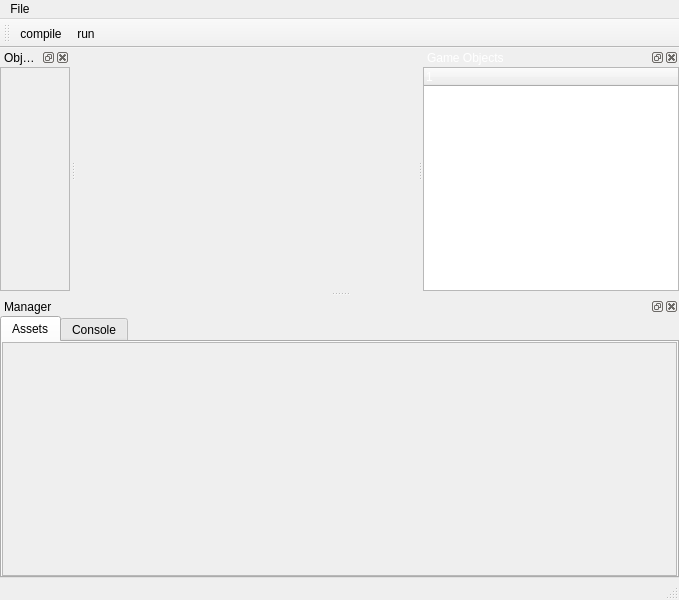
The window that gameEngineEditor/mainwindow.ui (jimlin2004/GameEngine) describes before a commit, drawn with Qt 5.
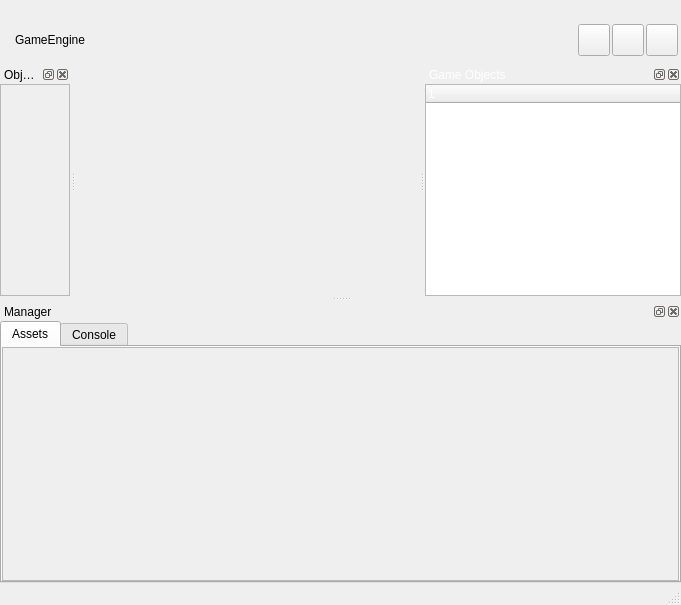
The same window after the commit. Icons and pictures are not drawn. Custom widgets are drawn as their Qt base class.

Patch:
```diff
--- a/gameEngineEditor/mainwindow.ui
+++ b/gameEngineEditor/mainwindow.ui
@@ -6,8 +6,8 @@
    <rect>
     <x>0</x>
     <y>0</y>
-    <width>679</width>
-    <height>600</height>
+    <width>681</width>
+    <height>605</height>
    </rect>
   </property>
   <property name="windowTitle">
@@ -20,7 +20,10 @@
    <property name="styleSheet">
     <string notr="true"/>
    </property>
-   <layout class="QGridLayout" name="gridLayout">
+   <layout class="QVBoxLayout" name="verticalLayout_7">
+    <property name="spacing">
+     <number>0</number>
+    </property>
     <property name="leftMargin">
      <number>0</number>
     </property>
@@ -33,35 +36,32 @@
     <property name="bottomMargin">
      <number>0</number>
     </property>
-    <property name="spacing">
-     <number>0</number>
-    </property>
+    <item>
+     <layout class="QHBoxLayout" name="toolbarLayout"/>
+    </item>
+    <item>
+     <widget class="QWidget" name="SDL_windgetWrap" native="true">
+      <layout class="QHBoxLayout" name="horizontalLayout_5">
+       <property name="spacing">
+        <number>0</number>
+       </property>
+       <property name="leftMargin">
+        <number>0</number>
+       </property>
+       <property name="topMargin">
+        <number>0</number>
+       </property>
+       <property name="rightMargin">
+        <number>0</number>
+       </property>
+       <property name="bottomMargin">
+        <number>0</number>
+       </property>
+      </layout>
+     </widget>
+    </item>
    </layout>
   </widget>
-  <widget class="QMenuBar" name="menubar">
-   <property name="geometry">
-    <rect>
-     <x>0</x>
-     <y>0</y>
-     <width>679</width>
-     <height>22</height>
-    </rect>
-   </property>
-   <property name="styleSheet">
-    <string notr="true"/>
-   </property>
-   <widget class="QMenu" name="menuFile">
-    <property name="styleSheet">
-     <string notr="true"/>
-    </property>
-    <property name="title">
-     <string>File</string>
-    </property>
-    <addaction name="actionsave"/>
-    <addaction name="actionopen"/>
-   </widget>
-   <addaction name="menuFile"/>
-  </widget>
   <widget class="QStatusBar" name="statusbar"/>
   <widget class="QDockWidget" name="dockWidgetLeft">
    <property name="styleSheet">
@@ -129,8 +129,8 @@
            <property name="geometry">
             <rect>
              <x>0</x>
-             <y>-125</y>
-             <width>417</width>
+             <y>0</y>
+             <width>213</width>
              <height>441</height>
             </rect>
            </property>
@@ -657,8 +657,8 @@
                 <rect>
                  <x>0</x>
                  <y>0</y>
-                 <width>671</width>
-                 <height>126</height>
+                 <width>673</width>
+                 <height>161</height>
                 </rect>
                </property>
                <layout class="QGridLayout" name="gridLayout_6">
@@ -710,50 +710,190 @@
     </layout>
    </widget>
   </widget>
-  <widget class="QToolBar" name="toolBar">
-   <property name="windowTitle">
-    <string>toolBar</string>
+  <widget class="Titlebar" name="titlebar">
+   <property name="sizePolicy">
+    <sizepolicy hsizetype="Minimum" vsizetype="Minimum">
+     <horstretch>0</horstretch>
+     <verstretch>0</verstretch>
+    </sizepolicy>
    </property>
-   <attribute name="toolBarArea">
-    <enum>TopToolBarArea</enum>
+   <property name="features">
+    <set>QDockWidget::NoDockWidgetFeatures</set>
+   </property>
+   <attribute name="dockWidgetArea">
+    <number>4</number>
    </attribute>
-   <attribute name="toolBarBreak">
-    <bool>false</bool>
-   </attribute>
-   <addaction name="actioncompile"/>
-   <addaction name="actionrun"/>
+   <widget class="QWidget" name="titlebarContents">
+    <property name="sizePolicy">
+     <sizepolicy hsizetype="Preferred" vsizetype="Fixed">
+      <horstretch>0</horstretch>
+      <verstretch>0</verstretch>
+     </sizepolicy>
+    </property>
+    <layout class="QVBoxLayout" name="verticalLayout_8">
+     <property name="spacing">
+      <number>2</number>
+     </property>
+     <property name="leftMargin">
+      <number>6</number>
+     </property>
+     <property name="topMargin">
+      <number>3</number>
+     </property>
+     <property name="rightMargin">
+      <number>3</number>
+     </property>
+     <property name="bottomMargin">
+      <number>3</number>
+     </property>
+     <item>
+      <layout class="QHBoxLayout" name="titlebarLayout">
+       <property name="leftMargin">
+        <number>0</number>
+       </property>
+       <property name="topMargin">
+        <number>2</number>
+       </property>
+       <item>
+        <widget class="QLabel" name="label_windowIcon">
+         <property name="enabled">
+          <bool>true</bool>
+         </property>
+         <property name="sizePolicy">
+          <sizepolicy hsizetype="Fixed" vsizetype="Fixed">
+           <horstretch>0</horstretch>
+           <verstretch>0</verstretch>
+          </sizepolicy>
+         </property>
+         <property name="minimumSize">
+          <size>
+           <width>0</width>
+           <height>0</height>
+          </size>
+         </property>
+         <property name="baseSize">
+          <size>
+           <width>0</width>
+           <height>0</height>
+          </size>
+         </property>
+         <property name="text">
+          <string/>
+         </property>
+         <property name="pixmap">
+          <pixmap resource="mainwindow.qrc">:/icon/icon/windowIcon.jpg</pixmap>
+         </property>
+        </widget>
+       </item>
+       <item>
+        <widget class="QLabel" name="label_3">
+         <property name="text">
+          <string>GameEngine</string>
+         </property>
+        </widget>
+       </item>
+       <item>
+        <spacer name="horizontalSpacer_3">
+         <property name="orientation">
+          <enum>Qt::Horizontal</enum>
+         </property>
+         <property name="sizeHint" stdset="0">
+          <size>
+           <width>40</width>
+           <height>20</height>
+          </size>
+         </property>
+        </spacer>
+       </item>
+       <item>
+        <widget class="QPushButton" name="pushButton_minimize">
+         <property name="sizePolicy">
+          <sizepolicy hsizetype="Fixed" vsizetype="Fixed">
+           <horstretch>0</horstretch>
+           <verstretch>0</verstretch>
+          </sizepolicy>
+         </property>
+         <property name="minimumSize">
+          <size>
+           <width>32</width>
+           <height>32</height>
+          </size>
+         </property>
+         <property name="maximumSize">
+          <size>
+           <width>32</width>
+           <height>32</height>
+          </size>
+         </property>
+         <property name="text">
+          <string/>
+         </property>
+         <property name="icon">
+          <iconset resource="mainwindow.qrc">
+           <normaloff>:/icon/icon/minimize.png</normaloff>:/icon/icon/minimize.png</iconset>
+         </property>
+        </widget>
+       </item>
+       <item>
+        <widget class="QPushButton" name="pushButton_expand">
+         <property name="minimumSize">
+          <size>
+           <width>32</width>
+           <height>32</height>
+          </size>
+         </property>
+         <property name="maximumSize">
+          <size>
+           <width>32</width>
+           <height>32</height>
+          </size>
+         </property>
+         <property name="text">
+          <string/>
+         </property>
+         <property name="icon">
+          <iconset>
+           <selectedoff>:/icon/icon/expand-window-max.png</selectedoff>
+           <selectedon>:/icon/icon/expand-window-min.png</selectedon>
+          </iconset>
+         </property>
+        </widget>
+       </item>
+       <item>
+        <widget class="QPushButton" name="pushButton_close">
+         <property name="minimumSize">
+          <size>
+           <width>32</width>
+           <height>32</height>
+          </size>
+         </property>
+         <property name="maximumSize">
+          <size>
+           <width>32</width>
+           <height>32</height>
+          </size>
+         </property>
+         <property name="text">
+          <string/>
+         </property>
+         <property name="icon">
+          <iconset resource="mainwindow.qrc">
+           <normaloff>:/icon/icon/close.png</normaloff>:/icon/icon/close.png</iconset>
+         </property>
+        </widget>
+       </item>
+      </layout>
+     </item>
+     <item>
+      <layout class="QHBoxLayout" name="menubarLayout">
+       <property name="topMargin">
+        <number>0</number>
+       </property>
+      </layout>
+     </item>
+    </layout>
+   </widget>
   </widget>
-  <action name="actionsave">
-   <property name="text">
-    <string>save</string>
-   </property>
-  </action>
-  <action name="actionopen">
-   <property name="text">
-    <string>open</string>
-   </property>
-  </action>
-  <action name="actioncompile">
-   <property name="icon">
-    <iconset resource="mainwindow.qrc">
-     <normaloff>:/icon/icon/complie.png</normaloff>:/icon/icon/complie.png</iconset>
-   </property>
-   <property name="text">
-    <string>compile</string>
-   </property>
-  </action>
-  <action name="actionrun">
-   <property name="icon">
-    <iconset resource="mainwindow.qrc">
-     <normaloff>:/icon/icon/play.png</normaloff>:/icon/icon/play.png</iconset>
-   </property>
-   <property name="text">
-    <string>run</string>
-   </property>
-   <property name="toolTip">
-    <string>compile and run</string>
-   </property>
-  </action>
  </widget>
  <customwidgets>
   <customwidget>
@@ -782,6 +922,12 @@
    <header>ContentBrowserPanel.h</header>
    <container>1</container>
   </customwidget>
+  <customwidget>
+   <class>Titlebar</class>
+   <extends>QDockWidget</extends>
+   <header>Titlebar.h</header>
+   <container>1</container>
+  </customwidget>
  </customwidgets>
  <resources>
   <include location="mainwindow.qrc"/>
```
